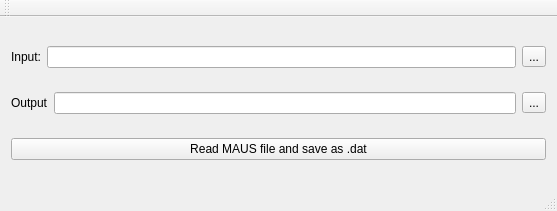
victoriablackmore/Extract-MAUS-data, file mainwindow.ui: the form before one commit.
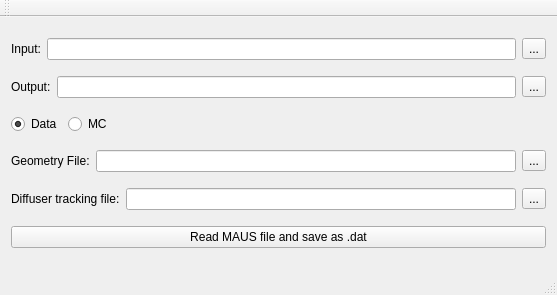
The form after the commit.

Diff of the .ui file:
```diff
--- a/mainwindow.ui
+++ b/mainwindow.ui
@@ -7,7 +7,7 @@
     <x>0</x>
     <y>0</y>
     <width>557</width>
-    <height>211</height>
+    <height>295</height>
    </rect>
   </property>
   <property name="windowTitle">
@@ -41,7 +41,7 @@
       <item>
        <widget class="QLabel" name="label_2">
         <property name="text">
-         <string>Output</string>
+         <string>Output:</string>
         </property>
        </widget>
       </item>
@@ -57,6 +57,106 @@
       </item>
      </layout>
     </item>
+    <item>
+     <layout class="QHBoxLayout" name="horizontalLayout_4">
+      <item>
+       <layout class="QHBoxLayout" name="horizontalLayout_3">
+        <item>
+         <widget class="QRadioButton" name="btn_isData">
+          <property name="toolTip">
+           <string>&lt;html&gt;&lt;head/&gt;&lt;body&gt;&lt;p&gt;Select if input is data. &lt;/p&gt;&lt;p&gt;&lt;br/&gt;&lt;/p&gt;&lt;p&gt;(Changes TOF0-1 position calibration and Rogers tracking file)&lt;/p&gt;&lt;/body&gt;&lt;/html&gt;</string>
+          </property>
+          <property name="text">
+           <string>Data</string>
+          </property>
+          <property name="checked">
+           <bool>true</bool>
+          </property>
+         </widget>
+        </item>
+        <item>
+         <widget class="QRadioButton" name="btn_isMC">
+          <property name="toolTip">
+           <string>&lt;html&gt;&lt;head/&gt;&lt;body&gt;&lt;p&gt;Select if input is MC. &lt;/p&gt;&lt;p&gt;&lt;br/&gt;&lt;/p&gt;&lt;p&gt;(Changes TOF0-1 position calibration and Rogers tracking file)&lt;/p&gt;&lt;/body&gt;&lt;/html&gt;</string>
+          </property>
+          <property name="text">
+           <string>MC</string>
+          </property>
+         </widget>
+        </item>
+       </layout>
+      </item>
+      <item>
+       <spacer name="horizontalSpacer">
+        <property name="orientation">
+         <enum>Qt::Horizontal</enum>
+        </property>
+        <property name="sizeHint" stdset="0">
+         <size>
+          <width>40</width>
+          <height>20</height>
+         </size>
+        </property>
+       </spacer>
+      </item>
+     </layout>
+    </item>
+    <item>
+     <layout class="QHBoxLayout" name="horizontalLayout_6">
+      <item>
+       <widget class="QLabel" name="label_3">
+        <property name="toolTip">
+         <string>&lt;html&gt;&lt;head/&gt;&lt;body&gt;&lt;p&gt;If blank, a default geometry file will be used from run 7469.&lt;/p&gt;&lt;p&gt;This file comes with reconstructed data/MC in the geo-##### folder, where #### is the run number.&lt;/p&gt;&lt;/body&gt;&lt;/html&gt;</string>
+        </property>
+        <property name="text">
+         <string>Geometry File:</string>
+        </property>
+       </widget>
+      </item>
+      <item>
+       <widget class="QLineEdit" name="line_CDB_summary">
+        <property name="toolTip">
+         <string>&lt;html&gt;&lt;head/&gt;&lt;body&gt;&lt;p&gt;If blank, a default geometry file will be used from run 7469.&lt;/p&gt;&lt;p&gt;This file comes with reconstructed data/MC in the geo-##### folder, where #### is the run number.&lt;/p&gt;&lt;/body&gt;&lt;/html&gt;</string>
+        </property>
+       </widget>
+      </item>
+      <item>
+       <widget class="QToolButton" name="btn_CDB_summary">
+        <property name="text">
+         <string>...</string>
+        </property>
+       </widget>
+      </item>
+     </layout>
+    </item>
+    <item>
+     <layout class="QHBoxLayout" name="horizontalLayout_5">
+      <item>
+       <widget class="QLabel" name="label_4">
+        <property name="toolTip">
+         <string>&lt;html&gt;&lt;head/&gt;&lt;body&gt;&lt;p&gt;If blank, a default tracking file will be used derived from run 7469&lt;/p&gt;&lt;/body&gt;&lt;/html&gt;</string>
+        </property>
+        <property name="text">
+         <string>Diffuser tracking file:</string>
+        </property>
+       </widget>
+      </item>
+      <item>
+       <widget class="QLineEdit" name="line_diffuser_tracking">
+        <property name="toolTip">
+         <string>&lt;html&gt;&lt;head/&gt;&lt;body&gt;&lt;p&gt;If blank, a default tracking file will be used derived from run 7469&lt;/p&gt;&lt;/body&gt;&lt;/html&gt;</string>
+        </property>
+       </widget>
+      </item>
+      <item>
+       <widget class="QToolButton" name="btn_diffuser_tracking">
+        <property name="text">
+         <string>...</string>
+        </property>
+       </widget>
+      </item>
+     </layout>
+    </item>
     <item>
      <widget class="QPushButton" name="btn_go">
       <property name="text">
```
Left out of the diff: 2 changed lines with no effect on the pictures.
